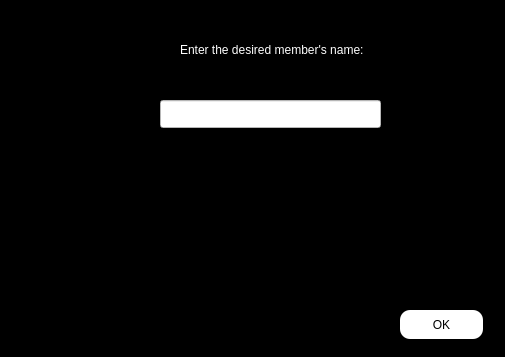
First picture: the form in enter/change_member_task_in_project.ui, repository Shayanrava/APproject, before the edit.
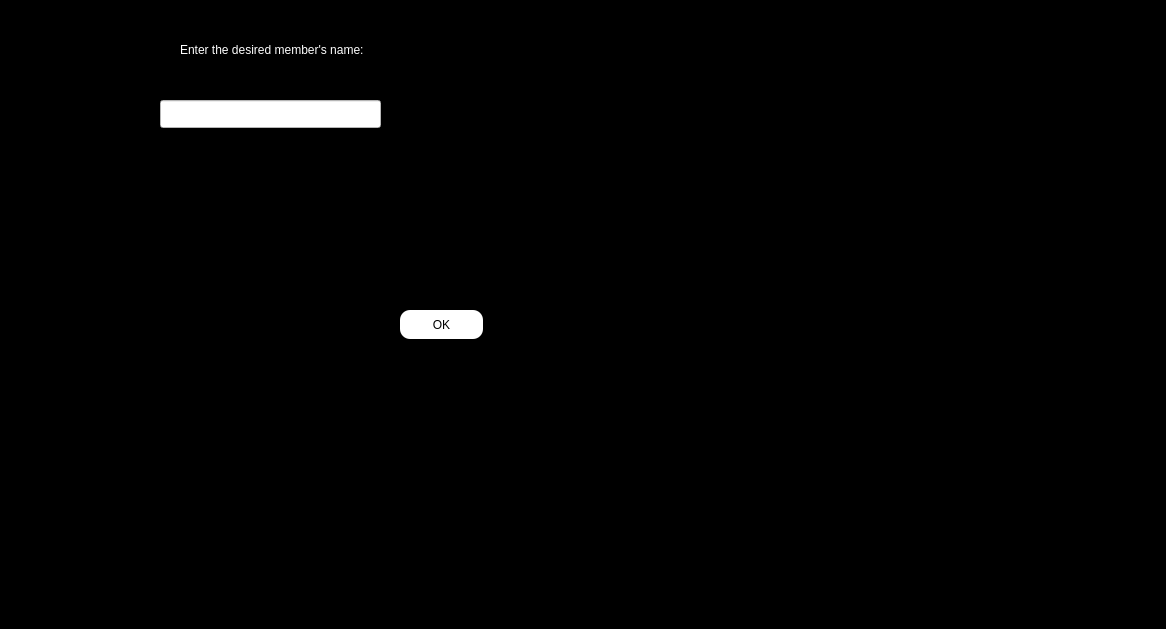
Second picture: the form after the edit.

What changed in the file:
```diff
--- a/enter/change_member_task_in_project.ui
+++ b/enter/change_member_task_in_project.ui
@@ -6,8 +6,8 @@
    <rect>
     <x>0</x>
     <y>0</y>
-    <width>505</width>
-    <height>357</height>
+    <width>1166</width>
+    <height>629</height>
    </rect>
   </property>
   <property name="windowTitle">
```
